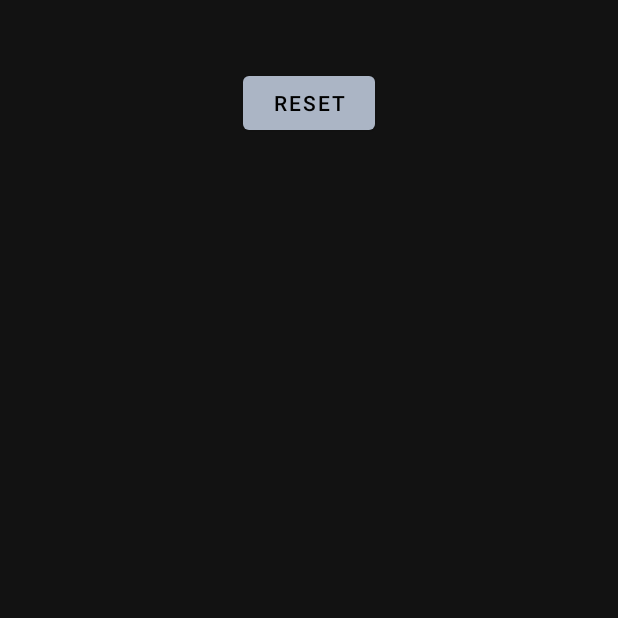
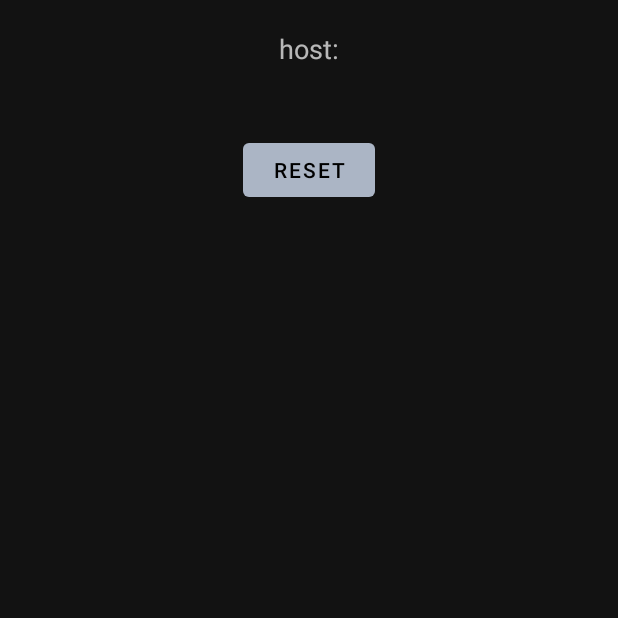
Before and after one commit to sukauto/SukautoAndroid, an Android app: the MainActivity screen opened directly, with no data from a screen before it, on a phone screen of 412 x 824 dp, the top half of it. Run offline under Robolectric (Android 15) with nearby library versions, the phone set to English and light mode, and no system bars; libraries missing offline, so code that uses them is left out: com.beust.klaxon, com.github.kittinunf.fuel; 1 statement that could not run was skipped.

Commit message:
remake fuel load

```diff
--- a/app/src/main/res/layout/activity_main.xml
+++ b/app/src/main/res/layout/activity_main.xml
@@ -3,12 +3,24 @@
             xmlns:app="http://schemas.android.com/apk/res-auto"
             xmlns:tools="http://schemas.android.com/tools"
             android:layout_width="match_parent" android:layout_height="match_parent">
-
+    <LinearLayout
+            android:id="@+id/wrap_ll"
+            android:layout_width="match_parent"
+            android:layout_height="wrap_content"
+            android:orientation="vertical">
         <LinearLayout
                 android:id="@+id/root_ll"
                 android:layout_width="match_parent"
                 android:layout_height="wrap_content"
                 android:orientation="vertical">
+            <TextView
+                    android:id="@+id/host"
+                    android:layout_width="wrap_content"
+                    android:layout_height="wrap_content"
+                    android:layout_gravity="center_horizontal"
+                    android:layout_marginTop="20dp"
+                    android:text="@string/host_title"
+                    android:textAppearance="@style/Base.TextAppearance.AppCompat.Medium"/>
             <TextView
                     android:id="@+id/urlLabel"
                     android:layout_width="wrap_content"
@@ -16,13 +28,17 @@
                     android:layout_gravity="center_horizontal"
                     android:layout_marginTop="20dp"
                     android:textAppearance="@style/Base.TextAppearance.AppCompat.Medium"/>
+
+        </LinearLayout>
+
         <com.google.android.material.button.MaterialButton
                 android:text="Reset"
-                android:layout_gravity="center_horizontal"
+                android:layout_gravity="bottom|center_horizontal"
                 android:layout_width="wrap_content"
                 android:layout_height="wrap_content"
                 android:id="@+id/resetBtn"
                 tools:ignore="MissingConstraints"/>
+    </LinearLayout>
 
-    </LinearLayout>
+
 </ScrollView>
--- a/app/src/main/res/values/strings.xml
+++ b/app/src/main/res/values/strings.xml
@@ -11,4 +11,5 @@
     <string name="login_failed">"Login failed"</string>
     <string name="title_activity_main">MainActivity</string>
     <string name="bs">2dp</string>
+    <string name="host_title">host:</string>
 </resources>
```
Also changed, not shown: app/src/main/AndroidManifest.xml (+12 -4 lines), app/src/main/java/com/example/newsukauto/MainActivity.kt (+12 -0 lines), app/src/main/java/com/example/newsukauto/Opening.kt (added, +36 -0 lines), app/src/main/res/drawable/animation.xml (added, +73 -0 lines), app/src/main/res/layout/opening.xml (added, +14 -0 lines). Lines whose indentation alone changed are shown as unchanged.
